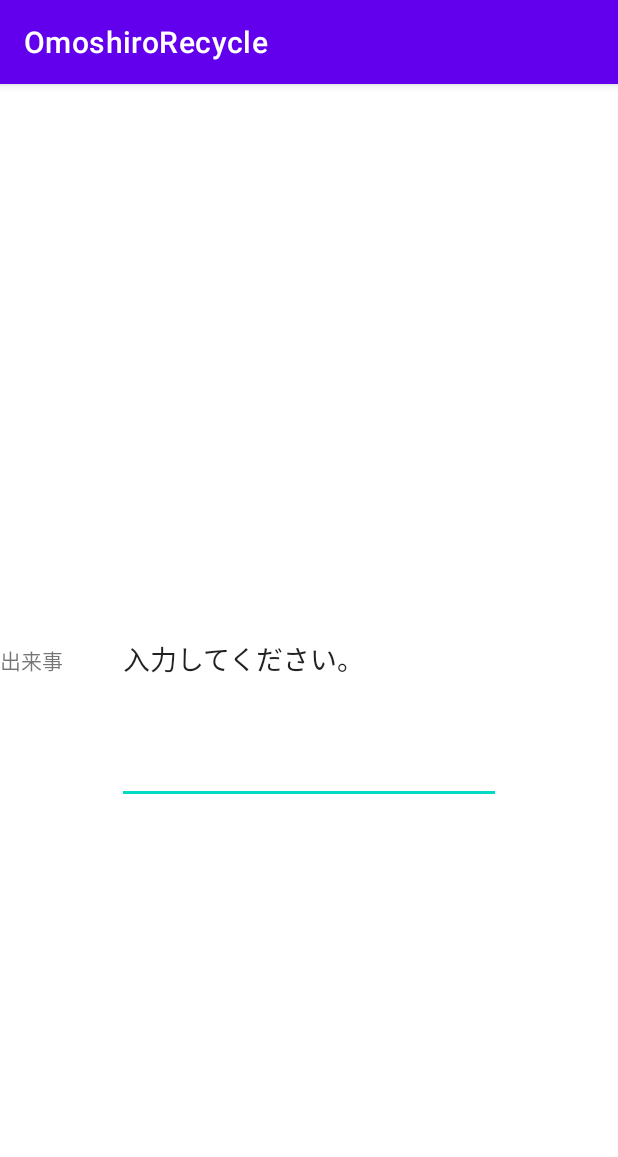
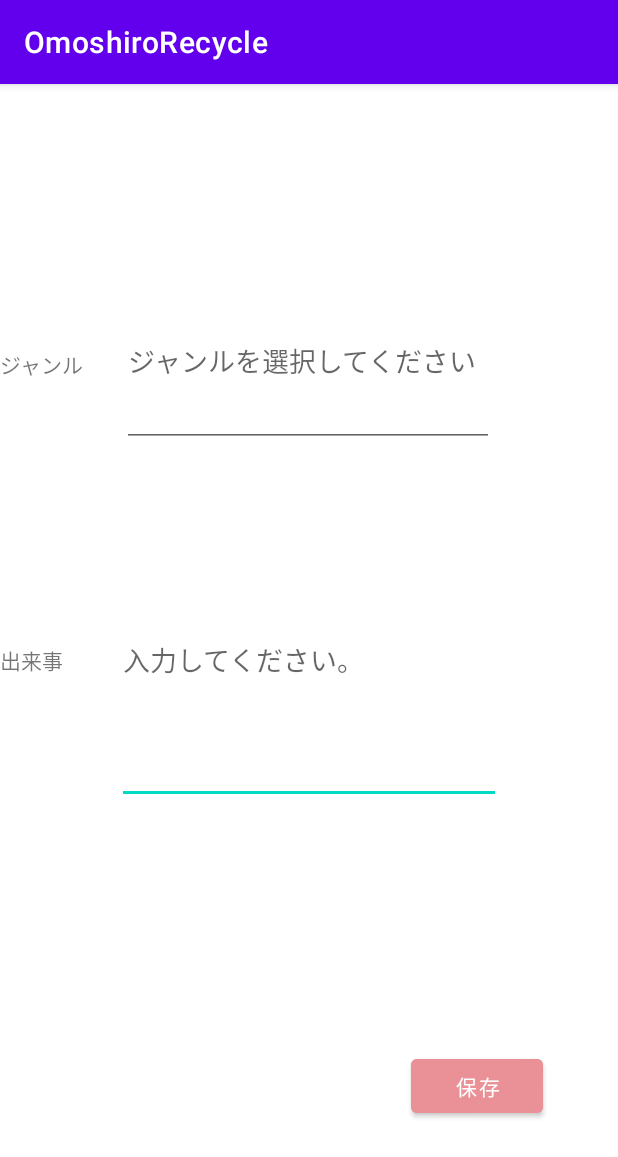
Before and after one commit to wataso26/OmoshiroRecycle, an Android app: the Toko screen opened directly, with no data from a screen before it, on a phone screen of 412 x 824 dp. Shown: the top 1157 px of the screen. Run offline under Robolectric (Android 15) with nearby library versions, the phone set to English and light mode, and no system bars.

Commit message:
"RecyclerView"

```diff
--- a/app/src/main/res/layout/activity_main.xml
+++ b/app/src/main/res/layout/activity_main.xml
@@ -83,8 +83,8 @@
 
     <androidx.recyclerview.widget.RecyclerView
         android:id="@+id/main_recycler_view"
-        android:layout_width="408dp"
-        android:layout_height="682dp"
+        android:layout_width="0dp"
+        android:layout_height="0dp"
         app:layout_constraintBottom_toBottomOf="parent"
         app:layout_constraintEnd_toEndOf="parent"
         app:layout_constraintStart_toStartOf="parent"
--- a/app/src/main/res/layout/activity_toko.xml
+++ b/app/src/main/res/layout/activity_toko.xml
@@ -20,10 +20,45 @@
         android:layout_width="256dp"
         android:layout_height="192dp"
         android:ems="10"
+        android:hint="入力してください。"
         android:inputType="textPersonName"
-        android:text="入力してください。"
         app:layout_constraintBottom_toBottomOf="parent"
         app:layout_constraintEnd_toEndOf="parent"
         app:layout_constraintStart_toStartOf="parent"
         app:layout_constraintTop_toTopOf="parent" />
+
+    <Button
+        android:id="@+id/button9"
+        android:layout_width="wrap_content"
+        android:layout_height="wrap_content"
+        android:layout_marginBottom="76dp"
+        android:text="保存"
+        android:backgroundTint="#EA9198"
+        app:layout_constraintBottom_toBottomOf="parent"
+        app:layout_constraintEnd_toEndOf="parent"
+        app:layout_constraintHorizontal_bias="0.845"
+        app:layout_constraintStart_toStartOf="parent" />
+
+    <TextView
+        android:id="@+id/textView5"
+        android:layout_width="wrap_content"
+        android:layout_height="wrap_content"
+        android:text="ジャンル"
+        app:layout_constraintBottom_toTopOf="@+id/textView"
+        app:layout_constraintStart_toStartOf="parent"
+        app:layout_constraintTop_toTopOf="parent" />
+
+    <EditText
+        android:id="@+id/editTextTextPersonName3"
+        android:layout_width="248dp"
+        android:layout_height="114dp"
+        android:ems="10"
+        android:hint="ジャンルを選択してください"
+        android:inputType="textPersonName"
+        app:layout_constraintBottom_toTopOf="@+id/editTextTextPersonName2"
+        app:layout_constraintEnd_toEndOf="parent"
+        app:layout_constraintHorizontal_bias="0.496"
+        app:layout_constraintStart_toStartOf="parent"
+        app:layout_constraintTop_toTopOf="parent"
+        app:layout_constraintVertical_bias="0.737" />
 </androidx.constraintlayout.widget.ConstraintLayout>
```
Also changed, not shown: app/src/main/java/app/wataso_/watanabe/omoshirorecycle/MainActivity.kt (+12 -14 lines), app/src/main/java/app/wataso_/watanabe/omoshirorecycle/MainAdapter.kt (added, +48 -0 lines), app/src/main/res/layout/view_holder_main.xml (added, +40 -0 lines), 1 other file.
